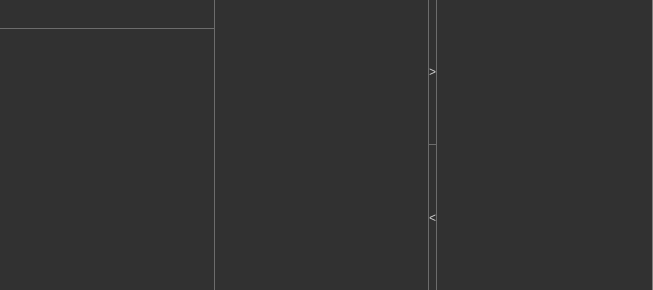
The window that src/ui/game/drinkswidget.ui (lbproductions/psnewmodel) describes before a commit, drawn with Qt 5.
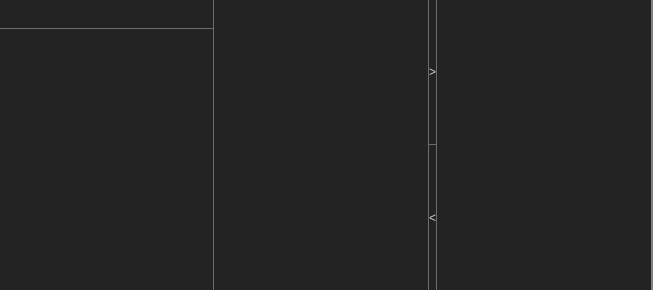
The same window after the commit.

Patch:
```diff
--- a/src/ui/game/drinkswidget.ui
+++ b/src/ui/game/drinkswidget.ui
@@ -24,14 +24,14 @@
   </property>
   <property name="styleSheet">
    <string notr="true">QWidget {
-	background: rgb(49,49,49);
+	background: rgb(35,35,35);
 	color: rgb(209,209,209);
 }
 
 QFrame#frame {
 	border:none;
-	border-right: 4px solid rgb(49,49,49);
-	border-right: 1px solid rgb(128,128,128);
+	border-right: 4px solid rgb(35,35,35);
+	border-right: 2px solid rgb(128,128,128);
 }
 
 
```
